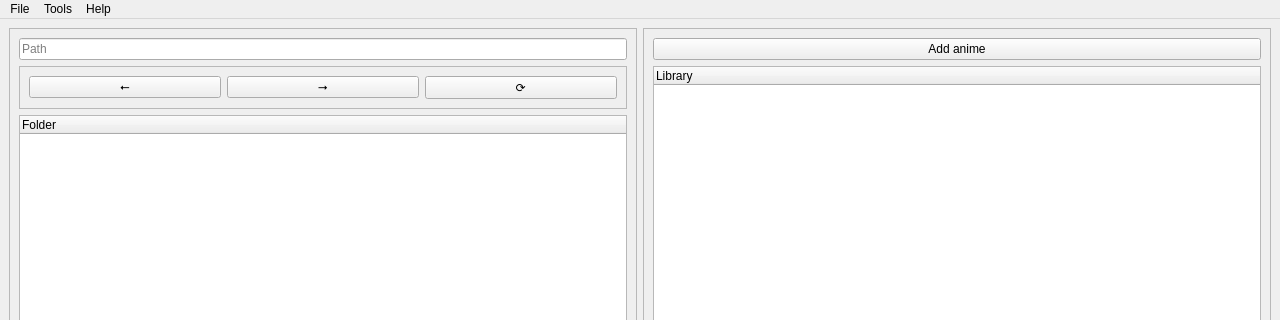
Above: ui/main.ui from RealMihp/nekodesk before the change; both pictures show x 0 to 1280 and y 0 to 320 of the 1280 by 720 pixel window. Below: the same form after it.
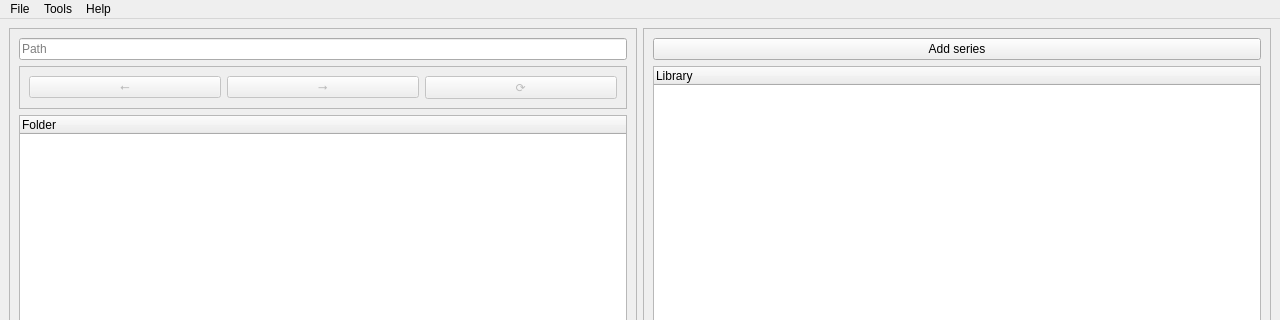
That is the form after the change.

What changed in the file:
```diff
--- a/ui/main.ui
+++ b/ui/main.ui
@@ -51,6 +51,9 @@
          <layout class="QHBoxLayout" name="horizontalLayout_2">
           <item>
            <widget class="QPushButton" name="back_pushButton">
+            <property name="enabled">
+             <bool>false</bool>
+            </property>
             <property name="text">
              <string>⭠</string>
             </property>
@@ -58,6 +61,9 @@
           </item>
           <item>
            <widget class="QPushButton" name="forward_pushButton">
+            <property name="enabled">
+             <bool>false</bool>
+            </property>
             <property name="text">
              <string>⭢</string>
             </property>
@@ -65,6 +71,9 @@
           </item>
           <item>
            <widget class="QPushButton" name="refresh_pushButton">
+            <property name="enabled">
+             <bool>false</bool>
+            </property>
             <property name="text">
              <string>⟳</string>
             </property>
@@ -106,7 +115,7 @@
        <item>
         <widget class="QPushButton" name="pushButton">
          <property name="text">
-          <string>Add anime</string>
+          <string>Add series</string>
          </property>
         </widget>
        </item>
```
Left out of the diff: 29 changed lines with no effect on the pictures.
